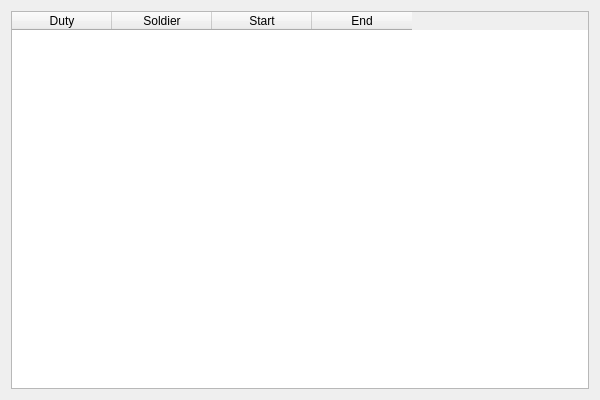
The window that Views/dutyview.ui (MehmetHY/MilitaryOutpostManagement-Qt5) describes before a commit, drawn with Qt 5.
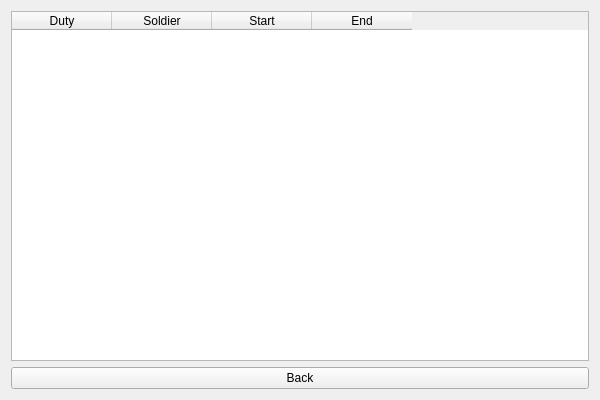
The same window after the commit.

Diff of the .ui file:
```diff
--- a/Views/dutyview.ui
+++ b/Views/dutyview.ui
@@ -44,6 +44,13 @@
      </column>
     </widget>
    </item>
+   <item row="1" column="0">
+    <widget class="QPushButton" name="backButton">
+     <property name="text">
+      <string>Back</string>
+     </property>
+    </widget>
+   </item>
   </layout>
  </widget>
  <resources/>
```
